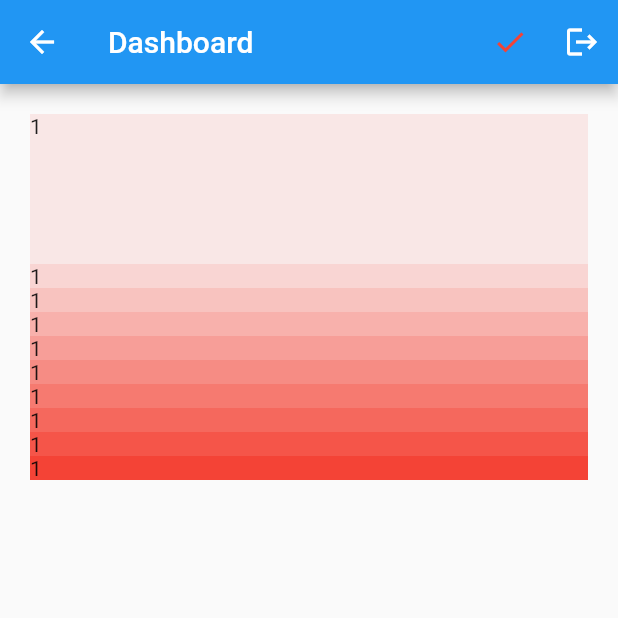
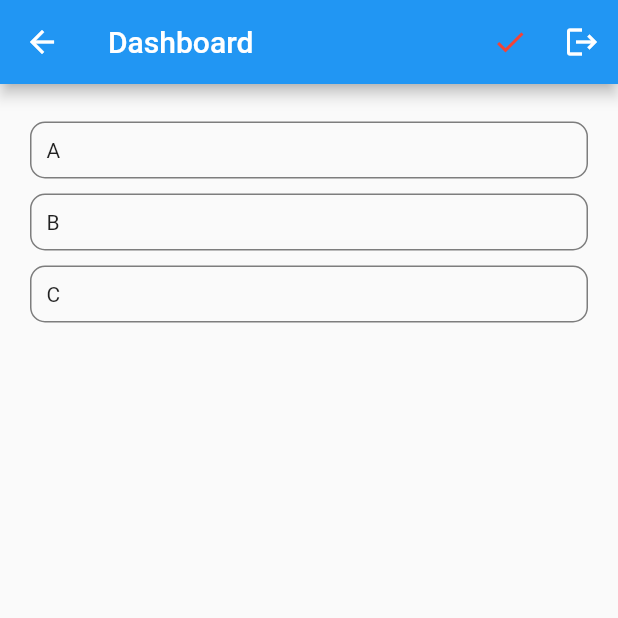
Before and after one commit to rwarou/our-schedule-flutter, a Flutter app: the Dashboard screen opened by its route, after a tap on the "check" icon, on a phone screen of 412 x 824 dp, the top half of it. Run offline on Flutter 3.47's test engine with Material 2 defaults, Android fonts, the phone set to English and light mode, and no system bars; our stand-ins replace dio, flutter_secure_storage, get; accounts and stored records are empty.

Commit message:
리스트뷰

```diff
--- a/lib/pages/dash_board.dart
+++ b/lib/pages/dash_board.dart
@@ -12,56 +12,28 @@ class Dashboard extends StatefulWidget {
 class _DashboardState extends State<Dashboard> {
   AuthRepository authRepository = AuthRepository();
   bool checked = false;
+  final List<String> datas = ['A', 'B', 'C'];
 
   body() {
     return Container(
-      child: Padding(
-        padding: const EdgeInsets.all(20),
-        child: Column(
-          crossAxisAlignment: CrossAxisAlignment.stretch,
-          children: [
-            Container(
-              height: 100,
-              color: Colors.red.withOpacity(0.1),
-              child: Text('1'),
+      padding: const EdgeInsets.all(20),
+      child: ListView.builder(
+        itemCount: datas.length,
+        // separatorBuilder: (BuildContext context, int index) => Divider(
+        //   thickness: 1,
+        //   color: Colors.black.withOpacity(0.3),
+        // ),
+        itemBuilder: (BuildContext context, int index) => Container(
+          margin: const EdgeInsets.symmetric(vertical: 5),
+          padding: const EdgeInsets.all(10),
+          decoration: BoxDecoration(
+            borderRadius: BorderRadius.circular(10),
+            border: Border.all(
+              width: 1,
+              color: Colors.black.withOpacity(0.5),
             ),
-            Container(
-              color: Colors.red.withOpacity(0.2),
-              child: Text('1'),
-            ),
-            Container(
-              color: Colors.red.withOpacity(0.3),
-              child: Text('1'),
-            ),
-            Container(
-              color: Colors.red.withOpacity(0.4),
-              child: Text('1'),
-            ),
-            Container(
-              color: Colors.red.withOpacity(0.5),
-              child: Text('1'),
-            ),
-            Container(
-              color: Colors.red.withOpacity(0.6),
-              child: Text('1'),
-            ),
-            Container(
-              color: Colors.red.withOpacity(0.7),
-              child: Text('1'),
-            ),
-            Container(
-              color: Colors.red.withOpacity(0.8),
-              child: Text('1'),
-            ),
-            Container(
-              color: Colors.red.withOpacity(0.9),
-              child: Text('1'),
-            ),
-            Container(
-              color: Colors.red.withOpacity(1),
-              child: Text('1'),
-            ),
-          ],
+          ),
+          child: Text(datas[index]),
         ),
       ),
     );
```
